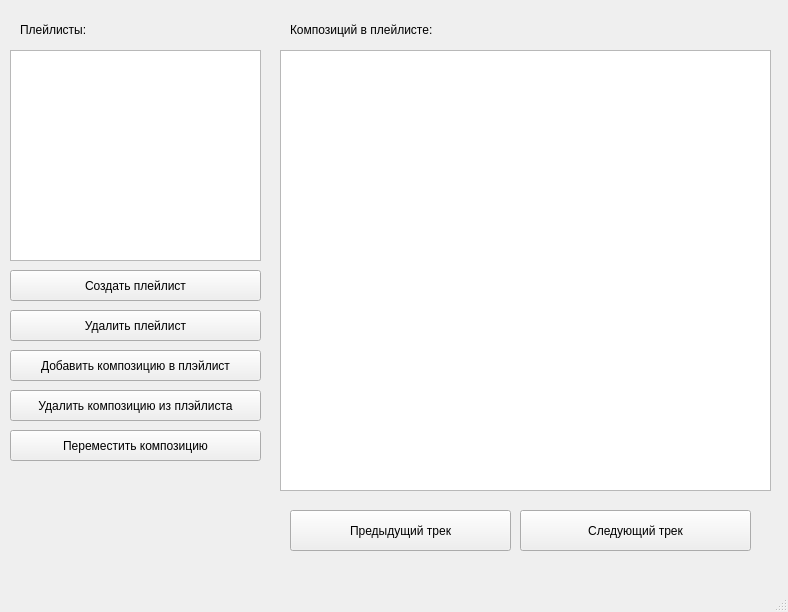
This is ui/MainWindow.ui in Qvert/Player as Qt 5 draws it before an edit. The edited form follows.
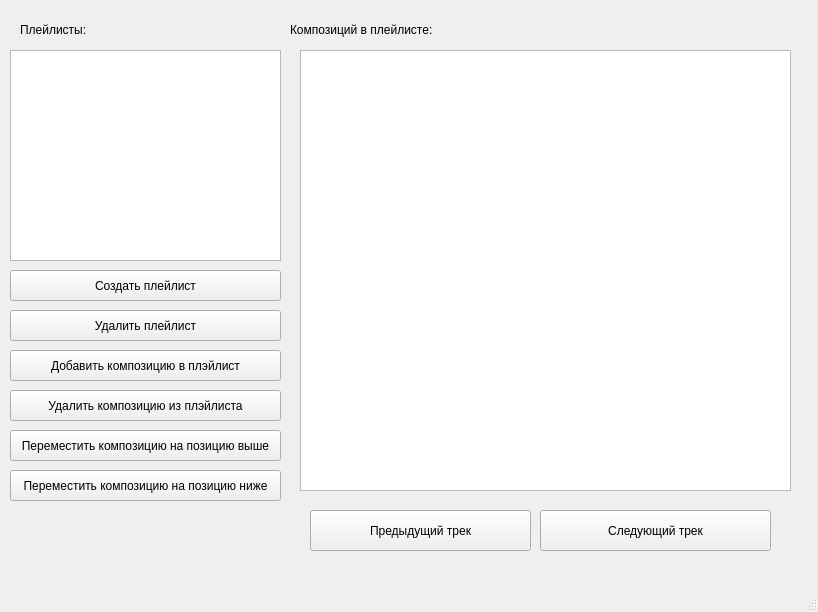
This is the edited form.

The edit to the form file:
```diff
--- a/ui/MainWindow.ui
+++ b/ui/MainWindow.ui
@@ -6,7 +6,7 @@
    <rect>
     <x>0</x>
     <y>0</y>
-    <width>788</width>
+    <width>818</width>
     <height>612</height>
    </rect>
   </property>
@@ -19,7 +19,7 @@
      <rect>
       <x>10</x>
       <y>50</y>
-      <width>251</width>
+      <width>271</width>
       <height>211</height>
      </rect>
     </property>
@@ -35,7 +35,7 @@
    <widget class="QListWidget" name="compositions">
     <property name="geometry">
      <rect>
-      <x>280</x>
+      <x>300</x>
       <y>50</y>
       <width>491</width>
       <height>441</height>
@@ -53,7 +53,7 @@
    <widget class="QPushButton" name="prev_track">
     <property name="geometry">
      <rect>
-      <x>290</x>
+      <x>310</x>
       <y>510</y>
       <width>221</width>
       <height>41</height>
@@ -68,7 +68,7 @@
      <rect>
       <x>10</x>
       <y>270</y>
-      <width>251</width>
+      <width>271</width>
       <height>31</height>
      </rect>
     </property>
@@ -81,7 +81,7 @@
      <rect>
       <x>10</x>
       <y>310</y>
-      <width>251</width>
+      <width>271</width>
       <height>31</height>
      </rect>
     </property>
@@ -94,7 +94,7 @@
      <rect>
       <x>10</x>
       <y>350</y>
-      <width>251</width>
+      <width>271</width>
       <height>31</height>
      </rect>
     </property>
@@ -107,7 +107,7 @@
      <rect>
       <x>10</x>
       <y>390</y>
-      <width>251</width>
+      <width>271</width>
       <height>31</height>
      </rect>
     </property>
@@ -120,12 +120,12 @@
      <rect>
       <x>10</x>
       <y>430</y>
-      <width>251</width>
+      <width>271</width>
       <height>31</height>
      </rect>
     </property>
     <property name="text">
-     <string>Переместить композицию</string>
+     <string>Переместить композицию на позицию выше</string>
     </property>
    </widget>
    <widget class="QLabel" name="label">
@@ -157,7 +157,7 @@
    <widget class="QPushButton" name="next_track">
     <property name="geometry">
      <rect>
-      <x>520</x>
+      <x>540</x>
       <y>510</y>
       <width>231</width>
       <height>41</height>
@@ -167,6 +167,19 @@
      <string>Следующий трек</string>
     </property>
    </widget>
+   <widget class="QPushButton" name="insert_composition_down">
+    <property name="geometry">
+     <rect>
+      <x>10</x>
+      <y>470</y>
+      <width>271</width>
+      <height>31</height>
+     </rect>
+    </property>
+    <property name="text">
+     <string>Переместить композицию на позицию ниже</string>
+    </property>
+   </widget>
   </widget>
   <widget class="QStatusBar" name="statusbar"/>
  </widget>
```
Left out of the diff: 2 changed lines with no effect on the pictures.
